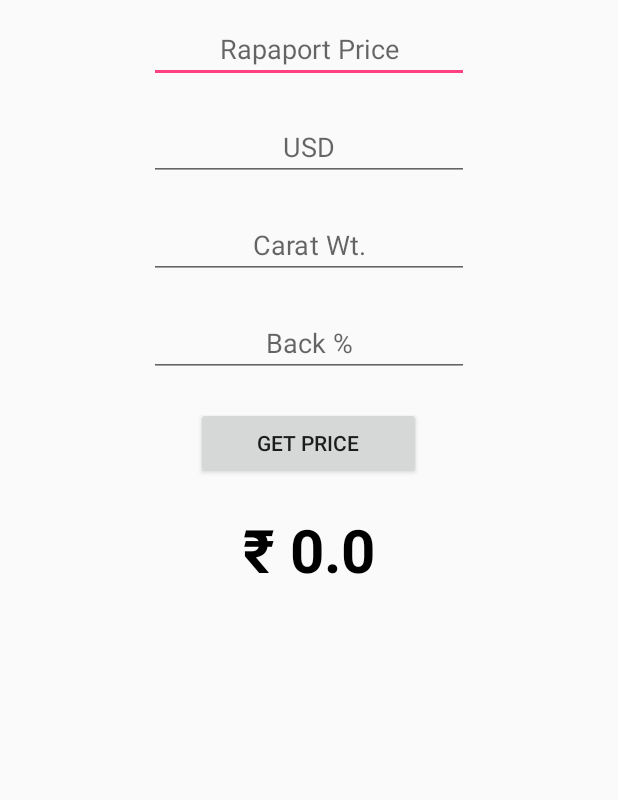
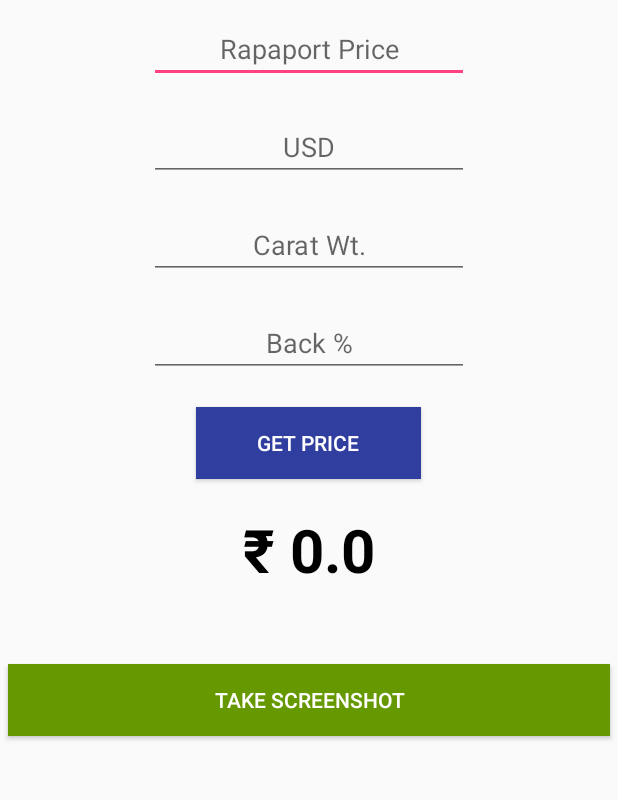
Before and after one commit to arnavjalui/Diamond-Price-Calculator, an Android app: the screen it shows after launch (MainActivity), on a phone screen of 412 x 824 dp, the part 113-913 px from its top. Run offline under Robolectric (Android 15) with nearby library versions, the phone set to English and light mode, and no system bars.

Commit message:
Added screenshot functionality and button

```diff
--- a/app/src/main/AndroidManifest.xml
+++ b/app/src/main/AndroidManifest.xml
@@ -1,6 +1,8 @@
 <?xml version="1.0" encoding="utf-8"?>
 <manifest xmlns:android="http://schemas.android.com/apk/res/android"
     package="ml.arnavjalui.diamondcalculator">
+
+    <uses-permission android:name="android.permission.WRITE_EXTERNAL_STORAGE"/>
 
     <application
         android:allowBackup="true"
--- a/app/src/main/res/layout/activity_main.xml
+++ b/app/src/main/res/layout/activity_main.xml
@@ -77,6 +77,8 @@
             android:layout_marginTop="10dp"
             android:layout_marginBottom="10dp"
             android:layout_gravity="center"
+            android:textColor="#fff"
+            android:background="@color/colorPrimaryDark"
             android:text="Get Price" />
 
         <TextView
@@ -102,7 +104,19 @@
             android:layout_gravity="center"
             android:text="" />
 
+        <Button
+            android:id="@+id/takeSS"
+            android:layout_width="match_parent"
+            android:layout_height="wrap_content"
+            android:layout_marginLeft="5sp"
+            android:layout_marginRight="5sp"
+            android:background="@android:color/holo_green_dark"
+            android:text="@string/screenshot"
+            android:textColor="#fff" />
+
     </LinearLayout>
 
 
+
+
 </ScrollView>
--- a/app/src/main/res/values/strings.xml
+++ b/app/src/main/res/values/strings.xml
@@ -1,4 +1,5 @@
 <resources>
     <string name="app_name">Diamond Calculator</string>
     <string name="rs00">\u20B9 0.0</string>
+    <string name="screenshot">Take Screenshot</string>
 </resources>
```
Also changed, not shown: app/src/main/java/ml/arnavjalui/diamondcalculator/MainActivity.java (+56 -1 lines).
